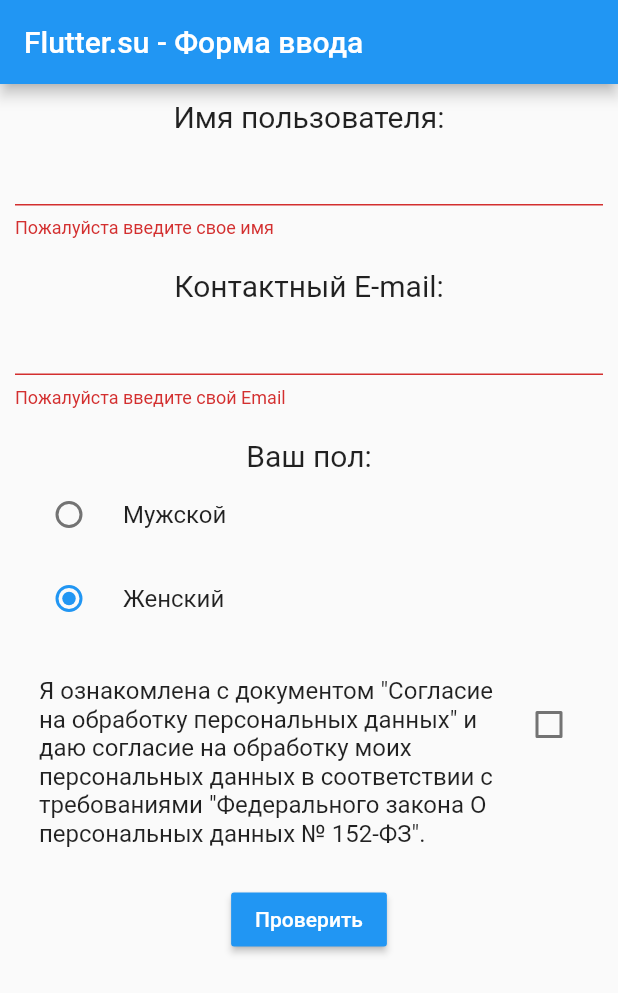
After one commit to Evgenii-kgg/flutter_start, a Flutter app: the screen it shows after launch, after a tap on "Мужской", after a tap on "Женский", after a tap on "Проверить", on a phone screen of 412 x 824 dp. The commit adds this screen. Shown: the top 993 px of the screen. Run offline on Flutter 3.47's test engine with Material 2 defaults, Android fonts, the phone set to English and light mode, and no system bars.

Commit message:
routing in flutter

```diff
--- /dev/null
+++ b/lib/example.dart
@@ -0,0 +1,78 @@
+import 'package:flutter/material.dart';
+
+enum GenderList {male, female}
+
+class MyForm extends StatefulWidget {
+  @override
+  State<StatefulWidget> createState() => MyFormState();
+}
+
+class MyFormState extends State {
+  final _formKey = GlobalKey<FormState>();
+  GenderList _gender;
+  bool _agreement = false;
+
+  Widget build(BuildContext context) {
+    return Container(padding: EdgeInsets.all(10.0), child: new Form(key: _formKey, child: new Column(children: <Widget>[
+      new Text('Имя пользователя:', style: TextStyle(fontSize: 20.0),),
+      new TextFormField(validator: (value){
+        if (value.isEmpty) return 'Пожалуйста введите свое имя';
+      }),
+
+      new SizedBox(height: 20.0),
+
+      new Text('Контактный E-mail:', style: TextStyle(fontSize: 20.0),),
+      new TextFormField(validator: (value){
+        if (value.isEmpty) return 'Пожалуйста введите свой Email';
+
+        String p = "[a-zA-Z0-9+.\_\%-+]{1,256}@[a-zA-Z0-9][a-zA-Z0-9-]{0,64}(.[a-zA-Z0-9][a-zA-Z0-9-]{0,25})+";
+        RegExp regExp = new RegExp(p);
+
+        if (regExp.hasMatch(value)) return null;
+
+        return 'Это не E-mail';
+      }),
+
+      new SizedBox(height: 20.0),
+
+      new Text('Ваш пол:', style: TextStyle(fontSize: 20.0),),
+
+      new RadioListTile(
+        title: const Text('Мужской'),
+        value: GenderList.male,
+        groupValue: _gender,
+        onChanged: (GenderList value) {setState(() { _gender = value;});},
+      ),
+
+      new RadioListTile(
+        title: const Text('Женский'),
+        value: GenderList.female,
+        groupValue: _gender,
+        onChanged: (GenderList value) {setState(() { _gender = value;});},
+      ),
+
+      new SizedBox(height: 20.0),
+
+      new CheckboxListTile(
+          value: _agreement,
+          title: new Text('Я ознакомлен'+(_gender==null?'(а)':_gender==GenderList.male?'':'а')+' с документом "Согласие на обработку персональных данных" и даю согласие на обработку моих персональных данных в соответствии с требованиями "Федерального закона О персональных данных № 152-ФЗ".'),
+          onChanged: (bool value) => setState(() => _agreement = value)
+      ),
+
+      new SizedBox(height: 20.0),
+
+      new RaisedButton(onPressed: (){
+        if(_formKey.currentState.validate()) {
+          Color color = Colors.red;
+          String text;
+
+          if (_gender == null) text = 'Выберите свой пол';
+          else if (_agreement == false) text = 'Необходимо принять условия соглашения';
+          else {text = 'Форма успешно заполнена'; color = Colors.green;}
+
+          Scaffold.of(context).showSnackBar(SnackBar(content: Text(text), backgroundColor: color,));
+        }
+      }, child: Text('Проверить'), color: Colors.blue, textColor: Colors.white,),
+    ],)));
+  }
+}
--- a/lib/second.dart
+++ b/lib/second.dart
@@ -1,4 +1,5 @@
 import 'package:flutter/material.dart';
+import 'package:http/http.dart' as http;
 
 
 class SecondScreen extends StatelessWidget {
@@ -11,8 +12,7 @@ class SecondScreen extends StatelessWidget {
       body: Center(
         child: ElevatedButton(
           onPressed: () {
-
-            // Navigate back to first screen when tapped.
+            Navigator.pushNamed(context, '/Third');
           },
           child: Text('Go back!'),
         ),
--- a/pubspec.yaml
+++ b/pubspec.yaml
@@ -23,6 +23,7 @@ environment:
 dependencies:
   flutter:
     sdk: flutter
+  http: ^0.12.0
 
 
   # The following adds the Cupertino Icons font to your application.
```
Also changed, not shown: lib/main.dart (+46 -33 lines), pubspec.lock.
